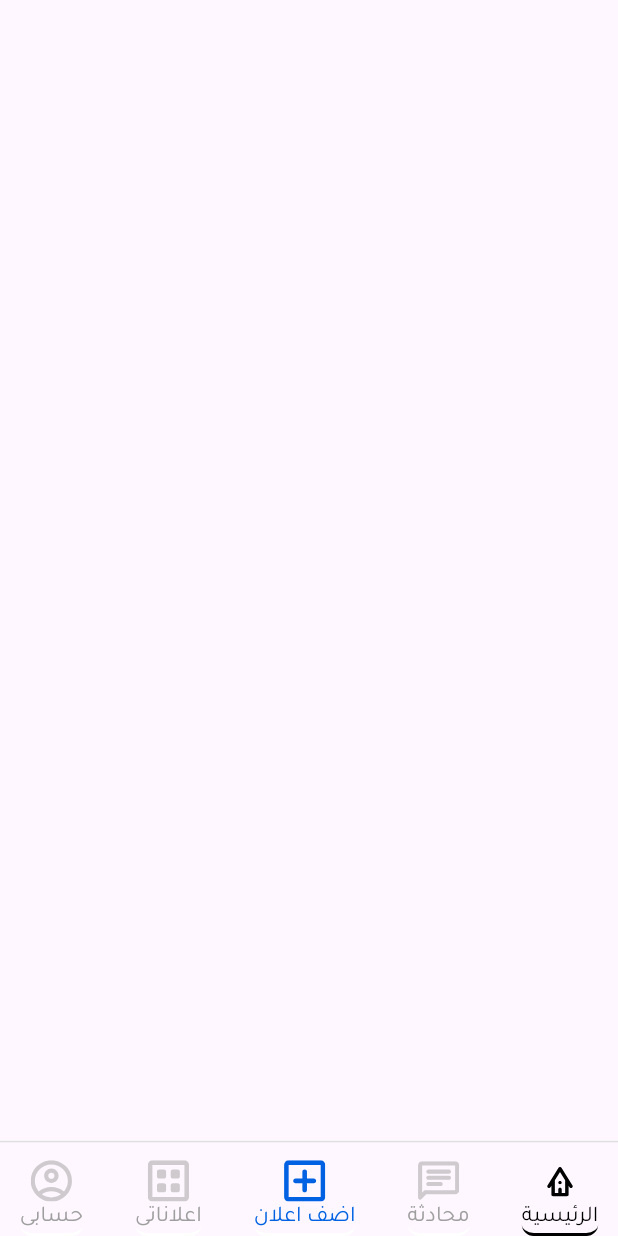
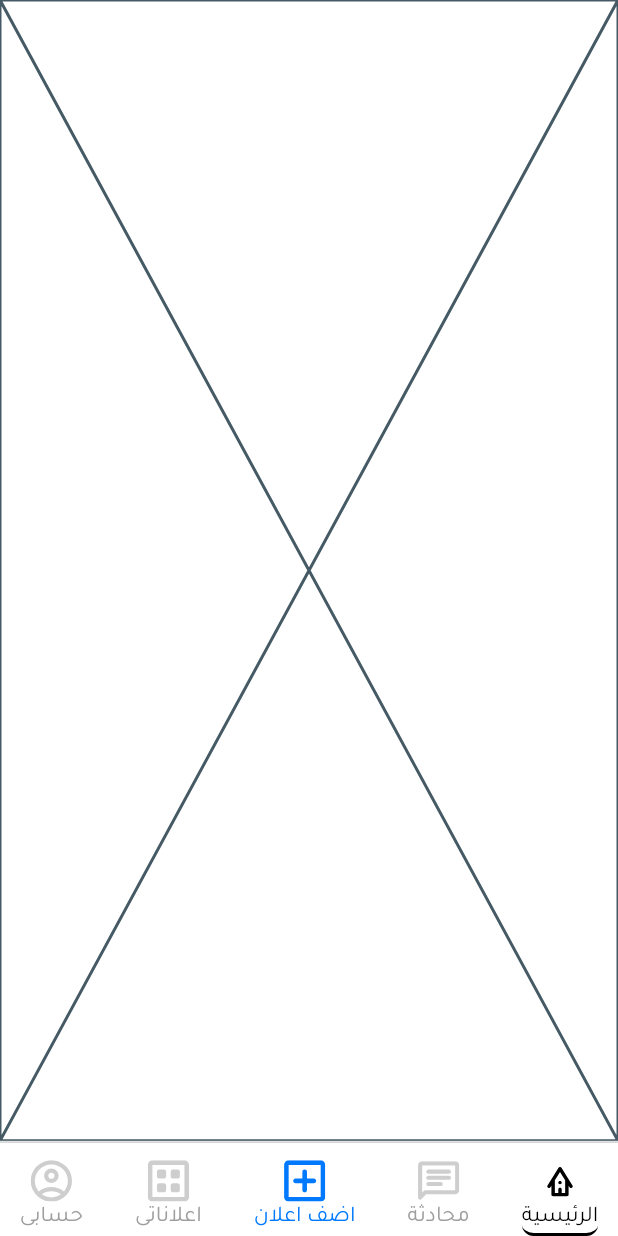
Before and after one commit to ahmed-ehab-m/otexapptest, a Flutter app: the screen it shows after launch, on a phone screen of 412 x 824 dp. Run offline on Flutter 3.47's test engine with Material 3 defaults, Android fonts, the phone set to English and light mode, and no system bars; our stand-ins replace flutter_svg, go_router.

Commit message:
add app colors , text tyles, padding value and initialize home view (offers view)

```diff
--- /dev/null
+++ b/lib/core/utils/app_colors.dart
@@ -0,0 +1,8 @@
+import 'dart:ui';
+
+class AppColors {
+  static const Color primaryColor = Color(0xff0079FE);
+  static const Color primaryLightColor = Color(0xff3B4Cf2);
+  static const Color secondaryColor = Color(0xffFF4144);
+  static const Color secondaryLightColor = Color(0xffF95B1C);
+}
--- a/lib/core/utils/constants.dart
+++ b/lib/core/utils/constants.dart
@@ -0,0 +1 @@
+const kHorizontalPadding = 16.0;
--- /dev/null
+++ b/lib/features/home/presentation/views/home_view.dart
@@ -0,0 +1,10 @@
+import 'package:flutter/cupertino.dart';
+
+class HomeView extends StatelessWidget {
+  const HomeView({super.key});
+
+  @override
+  Widget build(BuildContext context) {
+    return const Placeholder();
+  }
+}
--- a/lib/features/home/presentation/views/main_view.dart
+++ b/lib/features/home/presentation/views/main_view.dart
@@ -1,8 +1,10 @@
 import 'package:flutter/material.dart';
+import 'package:otexapptest/core/utils/app_colors.dart';
 
 import 'package:otexapptest/core/utils/assets.dart';
-import 'package:otexapptest/core/utils/functions/get_reponsive_width.dart';
+import 'package:otexapptest/core/helper_functions/get_reponsive_width.dart';
 import 'package:otexapptest/features/home/presentation/views/widgets/custom_bottom_navigation_bar_item.dart';
+import 'package:otexapptest/features/home/presentation/views/widgets/main_view_body.dart';
 
 class MainView extends StatefulWidget {
   const MainView({super.key});
@@ -30,6 +32,7 @@ class _MainViewState extends State<MainView> {
   @override
   Widget build(BuildContext context) {
     return Scaffold(
+      body: MainViewBody(currentIndex: currentIndex),
       bottomNavigationBar: IntrinsicHeight(
         child: SafeArea(
           child: Container(
@@ -42,7 +45,7 @@ class _MainViewState extends State<MainView> {
               0,
             ),
             decoration: BoxDecoration(
-              // color: Colors.red,
+              // color: Colors.white,
               border: BoxBorder.fromLTRB(
                 top: BorderSide(color: Colors.grey.shade300),
               ),
@@ -67,7 +70,7 @@ class _MainViewState extends State<MainView> {
                         ? true
                         : false,
                     iconColor: index == 2
-                        ? Color(0xff0062E2)
+                        ? AppColors.primaryColor
                         : currentIndex == index
                         ? Colors.black
                         : Colors.grey,
--- a/lib/features/home/presentation/views/widgets/custom_bottom_navigation_bar_item.dart
+++ b/lib/features/home/presentation/views/widgets/custom_bottom_navigation_bar_item.dart
@@ -1,6 +1,6 @@
 import 'package:flutter/material.dart';
 import 'package:flutter_svg/svg.dart';
-import 'package:otexapptest/core/utils/functions/get_reponsive_width.dart';
+import 'package:otexapptest/core/helper_functions/get_reponsive_width.dart';
 
 class CutomBottomNavigationBarItem extends StatefulWidget {
   const CutomBottomNavigationBarItem({
--- /dev/null
+++ b/lib/features/home/presentation/views/widgets/main_view_body.dart
@@ -0,0 +1,15 @@
+import 'package:flutter/cupertino.dart';
+import 'package:otexapptest/features/home/presentation/views/home_view.dart';
+
+class MainViewBody extends StatelessWidget {
+  const MainViewBody({super.key, required this.currentIndex});
+  final int currentIndex;
+
+  @override
+  Widget build(BuildContext context) {
+    return IndexedStack(
+      index: currentIndex,
+      children: [HomeView(), HomeView(), HomeView(), HomeView(), HomeView()],
+    );
+  }
+}
--- a/lib/main.dart
+++ b/lib/main.dart
@@ -13,7 +13,11 @@ class OtexTestApp extends StatelessWidget {
     return MaterialApp.router(
       routerConfig: AppRouter.router,
       debugShowCheckedModeBanner: false,
-      theme: ThemeData(fontFamily: 'Tajawal', primarySwatch: Colors.blue),
+
+      theme: ThemeData(
+        fontFamily: 'Tajawal',
+        scaffoldBackgroundColor: Colors.white,
+      ),
     );
   }
 }
```
Also changed, not shown: lib/core/utils/app_text_styles.dart (added, +36 -0 lines), lib/core/helper_functions/get_reponsive_width.dart (renamed from lib/core/utils/functions/get_reponsive_width.dart).
